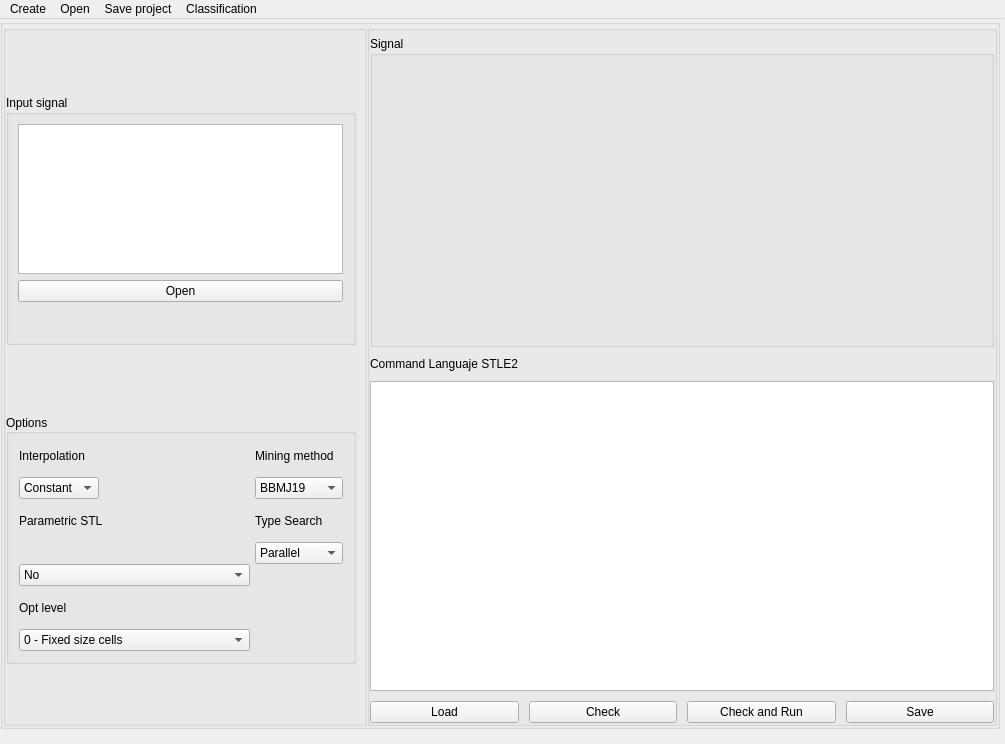
andcarde/MultidimensionalSearch, file ParetoLib/GUI/Window.ui: the form before one commit.
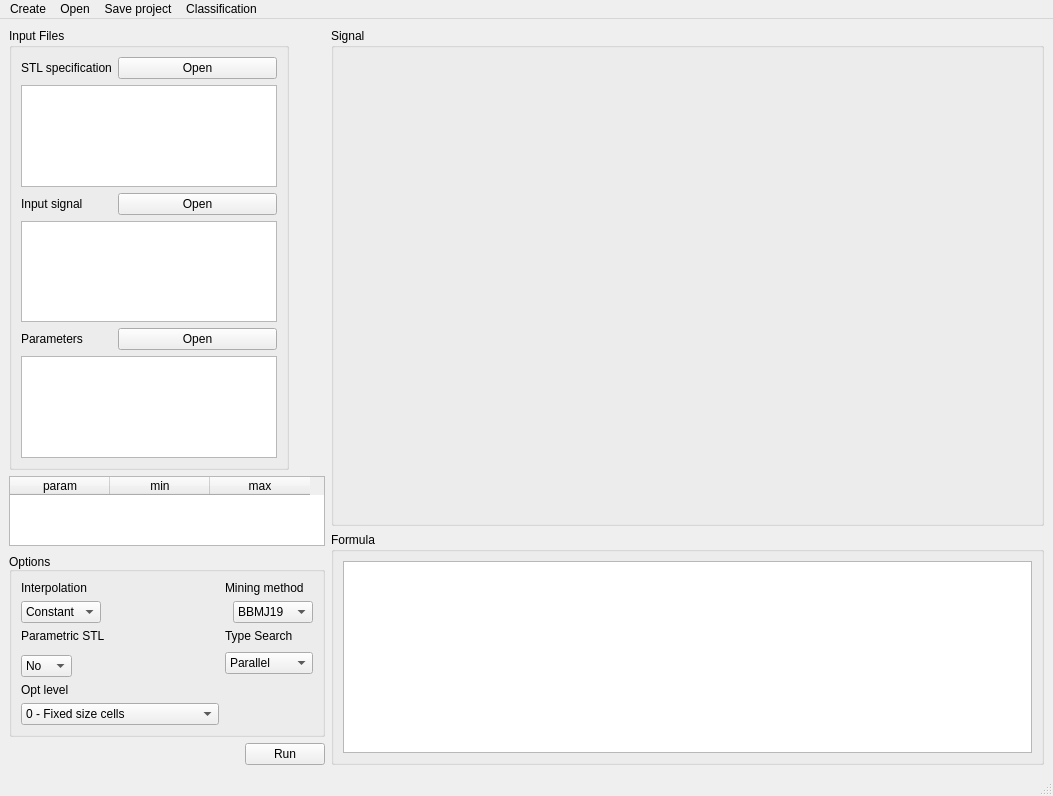
The form after the commit.

Diff of the .ui file:
```diff
--- a/ParetoLib/GUI/Window.ui
+++ b/ParetoLib/GUI/Window.ui
@@ -6,8 +6,8 @@
    <rect>
     <x>0</x>
     <y>0</y>
-    <width>1005</width>
-    <height>744</height>
+    <width>1053</width>
+    <height>796</height>
    </rect>
   </property>
   <property name="windowTitle">
@@ -20,86 +20,10 @@
      <verstretch>0</verstretch>
     </sizepolicy>
    </property>
-   <property name="maximumSize">
-    <size>
-     <width>1000</width>
-     <height>710</height>
-    </size>
-   </property>
    <layout class="QHBoxLayout" name="horizontalLayout">
-    <property name="spacing">
-     <number>0</number>
-    </property>
-    <property name="leftMargin">
-     <number>0</number>
-    </property>
-    <property name="topMargin">
-     <number>0</number>
-    </property>
-    <property name="rightMargin">
-     <number>0</number>
-    </property>
-    <property name="bottomMargin">
-     <number>0</number>
-    </property>
     <item>
-     <widget class="QGroupBox" name="main_groupbox">
-      <property name="maximumSize">
-       <size>
-        <width>1000</width>
-        <height>710</height>
-       </size>
-      </property>
-      <property name="title">
-       <string/>
-      </property>
-      <property name="alignment">
-       <set>Qt::AlignLeading|Qt::AlignLeft|Qt::AlignTop</set>
-      </property>
-      <layout class="QHBoxLayout" name="horizontalLayout_2">
-       <property name="spacing">
-        <number>0</number>
-       </property>
-       <property name="leftMargin">
-        <number>0</number>
-       </property>
-       <property name="topMargin">
-        <number>0</number>
-       </property>
-       <property name="rightMargin">
-        <number>0</number>
-       </property>
-       <property name="bottomMargin">
-        <number>0</number>
-       </property>
-       <item>
-        <widget class="QGroupBox" name="left_groupBox">
-         <property name="maximumSize">
-          <size>
-           <width>500</width>
-           <height>16777215</height>
-          </size>
-         </property>
-         <property name="title">
-          <string/>
-         </property>
-         <layout class="QVBoxLayout" name="verticalLayout_2">
-          <property name="spacing">
-           <number>10</number>
-          </property>
-          <property name="leftMargin">
-           <number>0</number>
-          </property>
-          <property name="topMargin">
-           <number>5</number>
-          </property>
-          <property name="rightMargin">
-           <number>0</number>
-          </property>
-          <property name="bottomMargin">
-           <number>0</number>
-          </property>
-          <item>
+     <layout class="QVBoxLayout" name="left_verticalLayout">
+      <item alignment="Qt::AlignLeft|Qt::AlignTop">
            <widget class="QGroupBox" name="input_files_groupBox">
             <property name="sizePolicy">
              <sizepolicy hsizetype="Expanding" vsizetype="Expanding">
@@ -109,134 +33,229 @@
             </property>
             <property name="maximumSize">
              <size>
-              <width>350</width>
-              <height>250</height>
+          <width>16777215</width>
+          <height>480</height>
              </size>
             </property>
             <property name="title">
-             <string>Input signal</string>
+         <string>Input Files</string>
             </property>
             <layout class="QFormLayout" name="formLayout">
-             <property name="horizontalSpacing">
-              <number>0</number>
-             </property>
-             <property name="rightMargin">
-              <number>0</number>
-             </property>
-             <property name="bottomMargin">
-              <number>0</number>
-             </property>
-             <item row="1" column="1">
-              <widget class="QPlainTextEdit" name="signal_filepath_textbox">
-               <property name="sizePolicy">
-                <sizepolicy hsizetype="Expanding" vsizetype="Preferred">
-                 <horstretch>0</horstretch>
-                 <verstretch>0</verstretch>
-                </sizepolicy>
-               </property>
-               <property name="minimumSize">
-                <size>
-                 <width>0</width>
-                 <height>0</height>
-                </size>
-               </property>
-               <property name="maximumSize">
-                <size>
-                 <width>325</width>
-                 <height>150</height>
-                </size>
-               </property>
-               <property name="acceptDrops">
-                <bool>true</bool>
-               </property>
-               <property name="layoutDirection">
-                <enum>Qt::LeftToRight</enum>
-               </property>
-               <property name="lineWrapMode">
-                <enum>QPlainTextEdit::WidgetWidth</enum>
-               </property>
-               <property name="readOnly">
-                <bool>true</bool>
-               </property>
-               <property name="plainText">
-                <string/>
-               </property>
-               <property name="backgroundVisible">
-                <bool>false</bool>
+         <item row="0" column="0">
+          <widget class="QLabel" name="spec_label">
+           <property name="text">
+            <string>STL specification</string>
+           </property>
+          </widget>
+         </item>
+         <item row="3" column="0">
+          <widget class="QLabel" name="signal_label">
+           <property name="text">
+            <string>Input signal</string>
+           </property>
+          </widget>
+         </item>
+         <item row="6" column="0">
+          <widget class="QLabel" name="param_label">
+           <property name="text">
+            <string>Parameters</string>
+           </property>
+          </widget>
+         </item>
+         <item row="0" column="1">
+          <widget class="QPushButton" name="open_spec_file_button">
+           <property name="text">
+            <string>Open</string>
                </property>
               </widget>
              </item>
              <item row="3" column="1">
               <widget class="QPushButton" name="open_signal_file_button">
-               <property name="maximumSize">
-                <size>
-                 <width>325</width>
-                 <height>28</height>
-                </size>
-               </property>
+           <property name="text">
+            <string>Open</string>
+           </property>
+          </widget>
+         </item>
+         <item row="6" column="1">
+          <widget class="QPushButton" name="open_param_file_button">
+           <property name="text">
+            <string>Open</string>
+           </property>
+          </widget>
+         </item>
+         <item row="8" column="0" colspan="2">
+          <widget class="QPlainTextEdit" name="param_filepath_textbox">
+           <property name="acceptDrops">
+            <bool>true</bool>
+           </property>
                <property name="layoutDirection">
                 <enum>Qt::LeftToRight</enum>
                </property>
-               <property name="text">
-                <string>Open</string>
+           <property name="lineWrapMode">
+            <enum>QPlainTextEdit::WidgetWidth</enum>
+           </property>
+           <property name="readOnly">
+            <bool>true</bool>
+           </property>
+           <property name="plainText">
+            <string/>
+           </property>
+           <property name="backgroundVisible">
+            <bool>false</bool>
+           </property>
+          </widget>
+         </item>
+         <item row="5" column="0" colspan="2">
+          <widget class="QPlainTextEdit" name="signal_filepath_textbox">
+           <property name="sizePolicy">
+            <sizepolicy hsizetype="Expanding" vsizetype="Preferred">
+             <horstretch>0</horstretch>
+             <verstretch>0</verstretch>
+            </sizepolicy>
+           </property>
+           <property name="acceptDrops">
+            <bool>true</bool>
+           </property>
+           <property name="layoutDirection">
+            <enum>Qt::LeftToRight</enum>
+           </property>
+           <property name="lineWrapMode">
+            <enum>QPlainTextEdit::WidgetWidth</enum>
+           </property>
+           <property name="readOnly">
+            <bool>true</bool>
+           </property>
+           <property name="plainText">
+            <string/>
+           </property>
+           <property name="backgroundVisible">
+            <bool>false</bool>
+           </property>
+          </widget>
+         </item>
+         <item row="2" column="0" colspan="2">
+          <widget class="QPlainTextEdit" name="spec_filepath_textbox">
+           <property name="sizePolicy">
+            <sizepolicy hsizetype="Expanding" vsizetype="Preferred">
+             <horstretch>0</horstretch>
+             <verstretch>0</verstretch>
+            </sizepolicy>
+           </property>
+           <property name="acceptDrops">
+            <bool>true</bool>
+           </property>
+           <property name="layoutDirection">
+            <enum>Qt::LeftToRight</enum>
+           </property>
+           <property name="lineWrapMode">
+            <enum>QPlainTextEdit::WidgetWidth</enum>
+           </property>
+           <property name="readOnly">
+            <bool>true</bool>
+           </property>
+           <property name="plainText">
+            <string/>
+           </property>
+           <property name="backgroundVisible">
+            <bool>false</bool>
                </property>
               </widget>
              </item>
             </layout>
            </widget>
           </item>
+      <item alignment="Qt::AlignLeft|Qt::AlignVCenter">
+       <widget class="QTableWidget" name="param_tableWidget">
+        <property name="sizePolicy">
+         <sizepolicy hsizetype="Expanding" vsizetype="Expanding">
+          <horstretch>0</horstretch>
+          <verstretch>0</verstretch>
+         </sizepolicy>
+        </property>
+        <property name="maximumSize">
+         <size>
+          <width>16777215</width>
+          <height>16777215</height>
+         </size>
+        </property>
+        <property name="sizeAdjustPolicy">
+         <enum>QAbstractScrollArea::AdjustToContents</enum>
+        </property>
+        <attribute name="horizontalHeaderMinimumSectionSize">
+         <number>15</number>
+        </attribute>
+        <attribute name="horizontalHeaderStretchLastSection">
+         <bool>false</bool>
+        </attribute>
+        <column>
+         <property name="text">
+          <string>param</string>
+         </property>
+        </column>
+        <column>
+         <property name="text">
+          <string>min</string>
+         </property>
+        </column>
+        <column>
+         <property name="text">
+          <string>max</string>
+         </property>
+        </column>
+       </widget>
+      </item>
           <item>
-           <widget class="QGroupBox" name="options_groupbox">
+       <widget class="QGroupBox" name="options_groupBox">
             <property name="sizePolicy">
-             <sizepolicy hsizetype="Preferred" vsizetype="Preferred">
+         <sizepolicy hsizetype="Preferred" vsizetype="Expanding">
               <horstretch>0</horstretch>
               <verstretch>0</verstretch>
              </sizepolicy>
             </property>
-            <property name="maximumSize">
-             <size>
-              <width>350</width>
-              <height>250</height>
-             </size>
-            </property>
-            <property name="inputMethodHints">
-             <set>Qt::ImhNone</set>
-            </property>
             <property name="title">
              <string>Options</string>
             </property>
             <property name="alignment">
-             <set>Qt::AlignLeading|Qt::AlignLeft|Qt::AlignVCenter</set>
-            </property>
-            <property name="flat">
-             <bool>false</bool>
-            </property>
-            <property name="checkable">
-             <bool>false</bool>
+         <set>Qt::AlignBottom|Qt::AlignLeading|Qt::AlignLeft</set>
             </property>
             <layout class="QGridLayout" name="gridLayout">
-             <property name="sizeConstraint">
-              <enum>QLayout::SetDefaultConstraint</enum>
-             </property>
-             <property name="leftMargin">
-              <number>10</number>
-             </property>
-             <property name="topMargin">
-              <number>0</number>
-             </property>
-             <property name="rightMargin">
-              <number>10</number>
-             </property>
-             <property name="bottomMargin">
-              <number>10</number>
-             </property>
-             <property name="horizontalSpacing">
-              <number>5</number>
-             </property>
-             <property name="verticalSpacing">
-              <number>0</number>
-             </property>
-             <item row="7" column="0">
+         <item row="1" column="1" alignment="Qt::AlignRight">
+          <widget class="QComboBox" name="mining_comboBox">
+           <property name="currentText">
+            <string>BBMJ19</string>
+           </property>
+           <item>
+            <property name="text">
+             <string>BBMJ19</string>
+            </property>
+           </item>
+           <item>
+            <property name="text">
+             <string>BDMJ20</string>
+            </property>
+           </item>
+           <item>
+            <property name="text">
+             <string>BMNN22</string>
+            </property>
+           </item>
+          </widget>
+         </item>
+         <item row="5" column="0" alignment="Qt::AlignLeft">
+          <widget class="QComboBox" name="param_stl_selection_comboBox">
+           <item>
+            <property name="text">
+             <string>No</string>
+            </property>
+           </item>
+           <item>
+            <property name="text">
+             <string>Yes</string>
+            </property>
+           </item>
+          </widget>
+         </item>
+         <item row="6" column="0">
               <widget class="QLabel" name="mining_label_2">
                <property name="text">
                 <string>Opt level</string>
@@ -256,90 +275,6 @@
                </property>
               </widget>
              </item>
-             <item row="0" column="1">
-              <widget class="QLabel" name="mining_label">
-               <property name="text">
-                <string>Mining method</string>
-               </property>
-              </widget>
-             </item>
-             <item row="1" column="0" alignment="Qt::AlignLeft">
-              <widget class="QComboBox" name="interpolation_comboBox">
-               <item>
-                <property name="text">
-                 <string>Constant</string>
-                </property>
-               </item>
-               <item>
-                <property name="text">
-                 <string>Linear</string>
-                </property>
-               </item>
-              </widget>
-             </item>
-             <item row="0" column="0">
-              <widget class="QLabel" name="interpolation_label">
-               <property name="text">
-                <string>Interpolation</string>
-               </property>
-              </widget>
-             </item>
-             <item row="6" column="0">
-              <widget class="QComboBox" name="param_stl_selection_comboBox">
-               <item>
-                <property name="text">
-                 <string>No</string>
-                </property>
-               </item>
-               <item>
-                <property name="text">
-                 <string>Yes</string>
-                </property>
-               </item>
-              </widget>
-             </item>
-             <item row="1" column="1">
-              <widget class="QComboBox" name="mining_comboBox">
-               <property name="currentText">
-                <string>BBMJ19</string>
-               </property>
-               <item>
-                <property name="text">
-                 <string>BBMJ19</string>
-                </property>
-               </item>
-               <item>
-                <property name="text">
-                 <string>BDMJ20</string>
-                </property>
-               </item>
-               <item>
-                <property name="text">
-                 <string>BMNN22</string>
-                </property>
-               </item>
-              </widget>
-             </item>
-             <item row="8" column="0">
-              <widget class="QComboBox" name="opt_level_comboBox">
-               <property name="maximumSize">
-                <size>
-                 <width>1000</width>
-                 <height>16777215</height>
-                </size>
-               </property>
-               <item>
-                <property name="text">
-                 <string>0 - Fixed size cells</string>
-                </property>
-               </item>
-               <item>
-                <property name="text">
-                 <string>1 - Adaptative cells</string>
-                </property>
-               </item>
-              </widget>
-             </item>
              <item row="3" column="0" alignment="Qt::AlignLeft">
               <widget class="QLabel" name="param_stl_selection_label">
                <property name="text">
@@ -347,7 +282,7 @@
                </property>
               </widget>
              </item>
-             <item row="5" column="1">
+         <item row="4" column="1" rowspan="2">
               <widget class="QComboBox" name="search_type_comboBox">
                <property name="sizePolicy">
                 <sizepolicy hsizetype="Fixed" vsizetype="Fixed">
@@ -376,41 +311,64 @@
                </item>
               </widget>
              </item>
-            </layout>
-           </widget>
-          </item>
-         </layout>
-        </widget>
-       </item>
+         <item row="0" column="1">
+          <widget class="QLabel" name="mining_label">
+           <property name="text">
+            <string>Mining method</string>
+           </property>
+          </widget>
+         </item>
+         <item row="7" column="0">
+          <widget class="QComboBox" name="opt_level_comboBox">
+           <item>
+            <property name="text">
+             <string>0 - Fixed size cells</string>
+            </property>
+           </item>
+           <item>
+            <property name="text">
+             <string>1 - Adaptative cells</string>
+            </property>
+           </item>
+          </widget>
+         </item>
+         <item row="1" column="0" alignment="Qt::AlignLeft">
+          <widget class="QComboBox" name="interpolation_comboBox">
        <item>
-        <widget class="QGroupBox" name="right_groupbox">
-         <property name="minimumSize">
-          <size>
-           <width>630</width>
-           <height>0</height>
-          </size>
-         </property>
-         <property name="title">
-          <string/>
-         </property>
-         <layout class="QVBoxLayout" name="verticalLayout_3">
-          <property name="spacing">
-           <number>10</number>
-          </property>
-          <property name="leftMargin">
-           <number>0</number>
-          </property>
-          <property name="topMargin">
-           <number>5</number>
-          </property>
-          <property name="rightMargin">
-           <number>0</number>
-          </property>
-          <property name="bottomMargin">
-           <number>0</number>
-          </property>
+            <property name="text">
+             <string>Constant</string>
+            </property>
+           </item>
+           <item>
+            <property name="text">
+             <string>Linear</string>
+            </property>
+           </item>
+          </widget>
+         </item>
+         <item row="0" column="0">
+          <widget class="QLabel" name="interpolation_label">
+           <property name="text">
+            <string>Interpolation</string>
+           </property>
+          </widget>
+         </item>
+        </layout>
+       </widget>
+      </item>
+      <item alignment="Qt::AlignRight|Qt::AlignBottom">
+       <widget class="QPushButton" name="pareto_execution_button">
+        <property name="text">
+         <string>Run</string>
+        </property>
+       </widget>
+      </item>
+     </layout>
+    </item>
           <item>
-           <widget class="QGroupBox" name="signal_groupbox">
+     <layout class="QVBoxLayout" name="right_verticalLayout">
+      <item>
+       <widget class="QGroupBox" name="signal_groupBox">
             <property name="sizePolicy">
              <sizepolicy hsizetype="Expanding" vsizetype="Expanding">
               <horstretch>0</horstretch>
@@ -427,71 +385,50 @@
              <string>Signal</string>
             </property>
             <layout class="QVBoxLayout" name="verticalLayout">
-             <property name="leftMargin">
-              <number>10</number>
-             </property>
-             <property name="topMargin">
-              <number>0</number>
-             </property>
-             <property name="rightMargin">
-              <number>10</number>
-             </property>
-             <property name="bottomMargin">
-              <number>0</number>
-             </property>
              <item>
               <layout class="QVBoxLayout" name="signal_layout"/>
              </item>
             </layout>
            </widget>
           </item>
-          <item>
-           <widget class="QLabel" name="stle2_label">
-            <property name="text">
-             <string>Command Languaje STLE2</string>
-            </property>
-           </widget>
-          </item>
-          <item>
-           <widget class="QPlainTextEdit" name="textarea"/>
-          </item>
-          <item>
-           <layout class="QHBoxLayout" name="horizontalLayout_3">
-            <item>
-             <widget class="QPushButton" name="load_button">
-              <property name="text">
-               <string>Load</string>
-              </property>
-             </widget>
-            </item>
-            <item>
-             <widget class="QPushButton" name="check_button">
-              <property name="text">
-               <string>Check</string>
-              </property>
-             </widget>
-            </item>
+      <item alignment="Qt::AlignBottom">
+       <widget class="QGroupBox" name="formula_groupBox">
+        <property name="enabled">
+         <bool>true</bool>
+        </property>
+        <property name="sizePolicy">
+         <sizepolicy hsizetype="Preferred" vsizetype="Preferred">
+          <horstretch>0</horstretch>
+          <verstretch>0</verstretch>
+         </sizepolicy>
+        </property>
+        <property name="title">
+         <string>Formula</string>
+        </property>
+        <layout class="QVBoxLayout" name="verticalLayout_5">
             <item>
-             <widget class="QPushButton" name="checkrun_button">
-              <property name="text">
-               <string>Check and Run</string>
-              </property>
-             </widget>
-            </item>
-            <item>
-             <widget class="QPushButton" name="save_button">
-              <property name="text">
-               <string>Save</string>
-              </property>
+          <widget class="QPlainTextEdit" name="formula_textEdit">
+           <property name="enabled">
+            <bool>true</bool>
+           </property>
+           <property name="sizePolicy">
+            <sizepolicy hsizetype="Preferred" vsizetype="Expanding">
+             <horstretch>0</horstretch>
+             <verstretch>0</verstretch>
+            </sizepolicy>
+           </property>
+           <property name="readOnly">
+            <bool>true</bool>
+           </property>
+           <property name="plainText">
+            <string/>
+           </property>
              </widget>
             </item>
            </layout>
-          </item>
-         </layout>
         </widget>
        </item>
       </layout>
-     </widget>
     </item>
    </layout>
   </widget>
@@ -500,8 +437,8 @@
     <rect>
      <x>0</x>
      <y>0</y>
-     <width>1005</width>
-     <height>26</height>
+     <width>1053</width>
+     <height>20</height>
     </rect>
    </property>
    <widget class="QMenu" name="menuCreate">
@@ -533,6 +470,7 @@
    <addaction name="menuSave_project"/>
    <addaction name="menuClassification"/>
   </widget>
+  <widget class="QStatusBar" name="statusbar"/>
   <action name="new_project_button">
    <property name="text">
     <string>New project</string>
```
Lines whose indentation alone changed are shown as unchanged.
